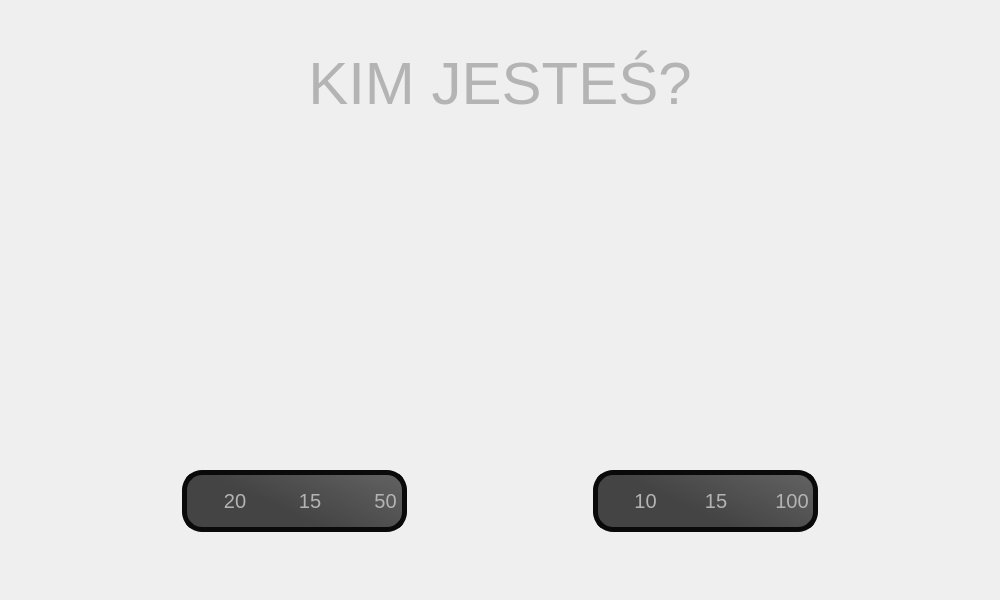
Above: sexscreen.ui from AdrianSuliga/BadTravelling before the change. Below: the same form after it.
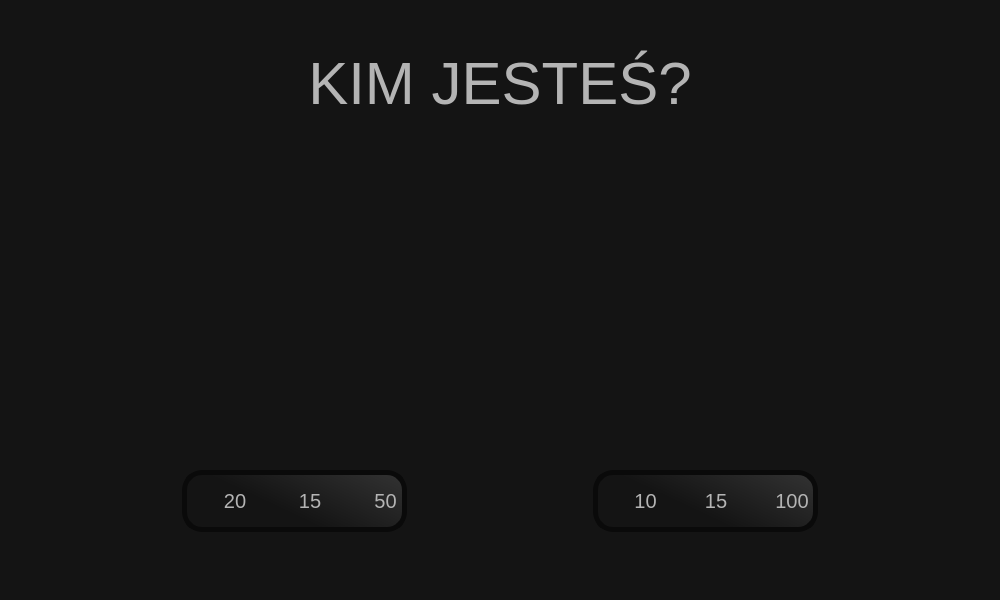
That is the form after the change. Icons and pictures are not drawn. Custom widgets are drawn as their Qt base class.

Diff of the .ui file:
```diff
--- a/sexscreen.ui
+++ b/sexscreen.ui
@@ -17,7 +17,10 @@
    <bool>false</bool>
   </property>
   <property name="styleSheet">
-   <string notr="true">#titleLabel {
+   <string notr="true">#SexScreen {
+background-color: rgba(20, 20, 20, 255);
+}
+#titleLabel {
 font-size: 60px;
 color: rgba(180, 180, 180, 255);
 }
@@ -87,25 +90,13 @@
       <widget class="QClickableWidget" name="manWidget" native="true">
        <layout class="QVBoxLayout" name="verticalLayout_2" stretch="4,1">
         <item>
-         <widget class="QPushButton" name="manButton">
-          <property name="sizePolicy">
-           <sizepolicy hsizetype="Preferred" vsizetype="Preferred">
-            <horstretch>0</horstretch>
-            <verstretch>0</verstretch>
-           </sizepolicy>
-          </property>
+         <widget class="QLabel" name="manLabel">
           <property name="styleSheet">
            <string notr="true">border-image: url(:/images/images/AppScreenArt/Man.png) 0 0 0 0 stretch stretch;</string>
           </property>
           <property name="text">
            <string/>
           </property>
-          <property name="iconSize">
-           <size>
-            <width>400</width>
-            <height>400</height>
-           </size>
-          </property>
          </widget>
         </item>
         <item>
@@ -221,30 +212,13 @@
       <widget class="QClickableWidget" name="womanWidget" native="true">
        <layout class="QVBoxLayout" name="verticalLayout" stretch="4,1">
         <item>
-         <widget class="QPushButton" name="womanButton">
-          <property name="sizePolicy">
-           <sizepolicy hsizetype="Preferred" vsizetype="Preferred">
-            <horstretch>0</horstretch>
-            <verstretch>0</verstretch>
-           </sizepolicy>
-          </property>
+         <widget class="QLabel" name="womanLabel">
           <property name="styleSheet">
-           <string notr="true">#womanButton {
-border-image: url(:/images/images/AppScreenArt/Woman.png) 0 0 0 0 stretch stretch;
-}
-#womanButton:hover {
-
-}</string>
+           <string notr="true">border-image: url(:/images/images/AppScreenArt/Woman.png) 0 0 0 0 stretch stretch;</string>
           </property>
           <property name="text">
            <string/>
           </property>
-          <property name="iconSize">
-           <size>
-            <width>360</width>
-            <height>360</height>
-           </size>
-          </property>
          </widget>
         </item>
         <item>
```
Left out of the diff: 2 changed lines with no effect on the pictures.
